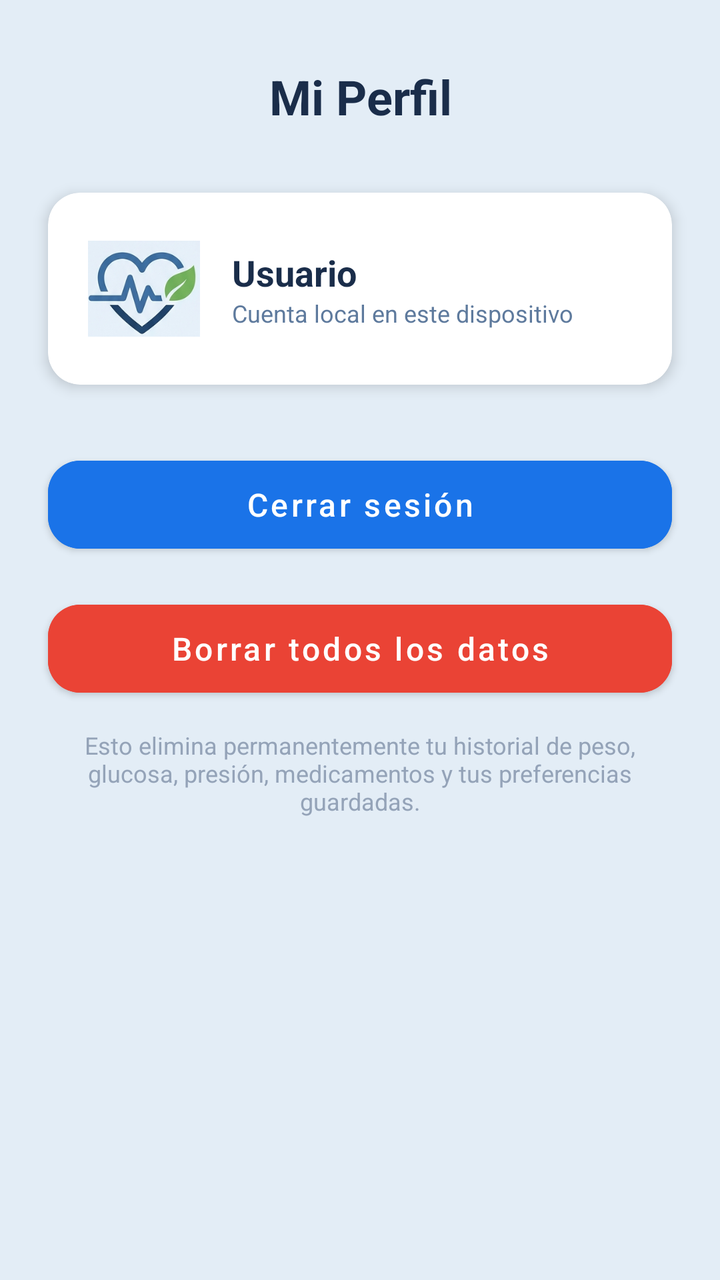
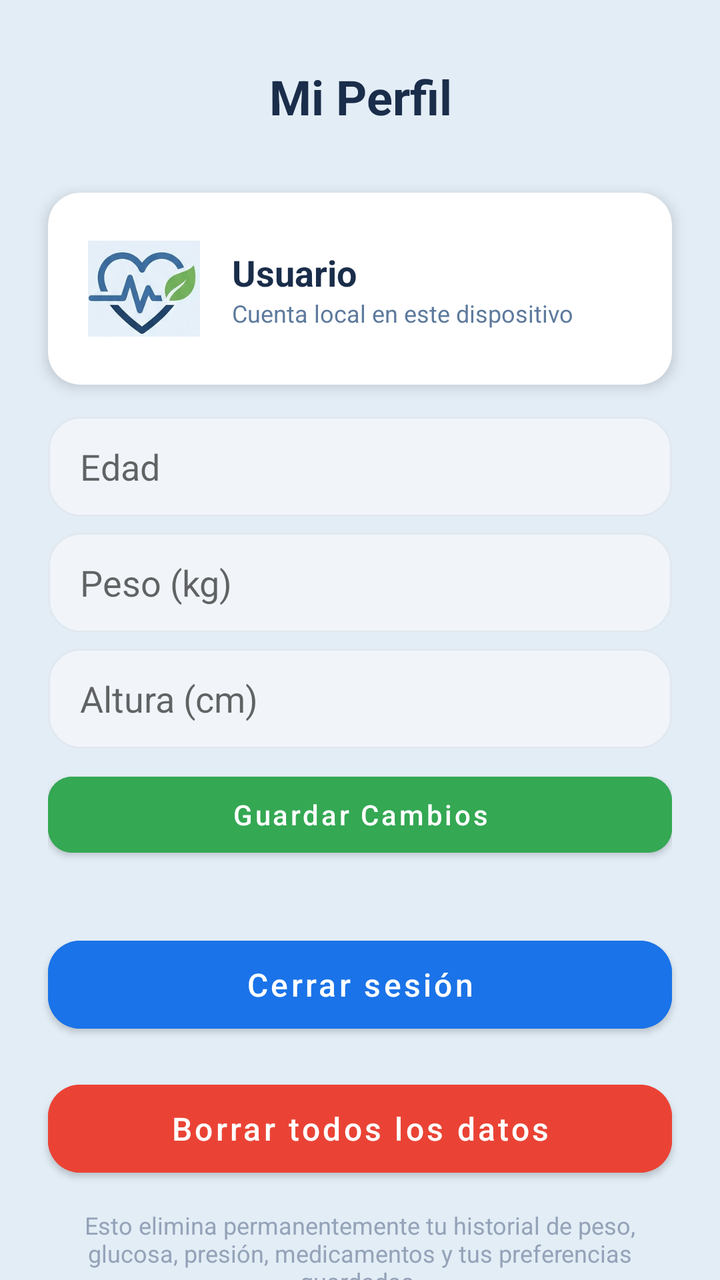

An Android layout rendered at two revisions. The XML below is the earlier revision; the diff shows what the commit changed to produce the second picture.
<!-- AndroidManifest.xml: application theme Theme.Salud_App -->
<!-- res/layout/activity_perfil.xml -->
<?xml version="1.0" encoding="utf-8"?>
<androidx.constraintlayout.widget.ConstraintLayout xmlns:android="http://schemas.android.com/apk/res/android"
    xmlns:app="http://schemas.android.com/apk/res-auto"
    xmlns:tools="http://schemas.android.com/tools"
    android:layout_width="match_parent"
    android:layout_height="match_parent"
    android:background="#E3EDF6"
    tools:context=".PerfilActivity">

    <TextView
        android:id="@+id/tvTituloPerfil"
        android:layout_width="0dp"
        android:layout_height="wrap_content"
        android:layout_marginTop="32dp"
        android:gravity="center"
        android:text="Mi Perfil"
        android:textColor="#1A2D4A"
        android:textSize="24sp"
        android:textStyle="bold"
        app:layout_constraintEnd_toEndOf="parent"
        app:layout_constraintStart_toStartOf="parent"
        app:layout_constraintTop_toTopOf="parent" />

    <androidx.cardview.widget.CardView
        android:id="@+id/cardUsuario"
        android:layout_width="0dp"
        android:layout_height="wrap_content"
        android:layout_marginStart="24dp"
        android:layout_marginTop="32dp"
        android:layout_marginEnd="24dp"
        app:cardBackgroundColor="#FFFFFF"
        app:cardCornerRadius="16dp"
        app:cardElevation="4dp"
        app:layout_constraintEnd_toEndOf="parent"
        app:layout_constraintStart_toStartOf="parent"
        app:layout_constraintTop_toBottomOf="@id/tvTituloPerfil">

        <LinearLayout
            android:layout_width="match_parent"
            android:layout_height="wrap_content"
            android:gravity="center_vertical"
            android:orientation="horizontal"
            android:padding="20dp">

            <ImageView
                android:layout_width="56dp"
                android:layout_height="56dp"
                android:contentDescription="Avatar"
                android:src="@drawable/saludaicono" />

            <LinearLayout
                android:layout_width="0dp"
                android:layout_height="wrap_content"
                android:layout_marginStart="16dp"
                android:layout_weight="1"
                android:orientation="vertical">

                <TextView
                    android:id="@+id/tvNombreUsuario"
                    android:layout_width="wrap_content"
                    android:layout_height="wrap_content"
                    android:text="Usuario"
                    android:textColor="#1A2D4A"
                    android:textSize="18sp"
                    android:textStyle="bold" />

                <TextView
                    android:layout_width="wrap_content"
                    android:layout_height="wrap_content"
                    android:text="Cuenta local en este dispositivo"
                    android:textColor="#5E7A9D"
                    android:textSize="12sp" />

            </LinearLayout>

        </LinearLayout>

    </androidx.cardview.widget.CardView>

    <Button
        android:id="@+id/btnCerrarSesion"
        android:layout_width="0dp"
        android:layout_height="56dp"
        android:layout_marginStart="24dp"
        android:layout_marginTop="32dp"
        android:layout_marginEnd="24dp"
        android:backgroundTint="#1A73E8"
        android:text="Cerrar sesión"
        android:textAllCaps="false"
        android:textSize="16sp"
        app:cornerRadius="16dp"
        app:layout_constraintEnd_toEndOf="parent"
        app:layout_constraintStart_toStartOf="parent"
        app:layout_constraintTop_toBottomOf="@id/cardUsuario" />

    <Button
        android:id="@+id/btnBorrarDatos"
        android:layout_width="0dp"
        android:layout_height="56dp"
        android:layout_marginStart="24dp"
        android:layout_marginTop="16dp"
        android:layout_marginEnd="24dp"
        android:backgroundTint="#EA4335"
        android:text="Borrar todos los datos"
        android:textAllCaps="false"
        android:textColor="#FFFFFF"
        android:textSize="16sp"
        app:cornerRadius="16dp"
        app:layout_constraintEnd_toEndOf="parent"
        app:layout_constraintStart_toStartOf="parent"
        app:layout_constraintTop_toBottomOf="@id/btnCerrarSesion" />

    <TextView
        android:id="@+id/tvAvisoBorrar"
        android:layout_width="0dp"
        android:layout_height="wrap_content"
        android:layout_marginStart="24dp"
        android:layout_marginTop="12dp"
        android:layout_marginEnd="24dp"
        android:gravity="center"
        android:text="Esto elimina permanentemente tu historial de peso, glucosa, presión, medicamentos y tus preferencias guardadas."
        android:textColor="#94A3B8"
        android:textSize="12sp"
        app:layout_constraintEnd_toEndOf="parent"
        app:layout_constraintStart_toStartOf="parent"
        app:layout_constraintTop_toBottomOf="@id/btnBorrarDatos" />

</androidx.constraintlayout.widget.ConstraintLayout>
<!-- resources referenced by this layout -->
<resources>
  <!-- drawable saludaicono: png bitmap (drawable, 45427 bytes) -->
  <style name="Theme.Salud_App" parent="Theme.MaterialComponents.Light.NoActionBar">
          
          <item name="colorPrimary">@color/colorPrimary</item>
          <item name="colorOnPrimary">@color/colorOnPrimary</item>
          
          <item name="colorSecondary">@color/colorSecondary</item>
          <item name="colorOnSecondary">@color/colorOnSecondary</item>
          
          <item name="android:colorBackground">@color/colorBackground</item>
          <item name="colorSurface">@color/colorSurface</item>
          <item name="colorOnSurface">@color/colorOnSurface</item>
          
          
          <item name="android:statusBarColor">@color/colorBackground</item>
          <item name="android:windowLightStatusBar">true</item>
          
          
          <item name="cornerFamily">rounded</item>
          <item name="cornerSize">16dp</item>
      </style>
  <color name="colorPrimary">#1A73E8</color>
  <color name="colorOnPrimary">#FFFFFF</color>
  <color name="colorSecondary">#FF3366</color>
  <color name="colorOnSecondary">#FFFFFF</color>
  <color name="colorBackground">#F8F9FA</color>
  <color name="colorSurface">#FFFFFF</color>
  <color name="colorOnSurface">#202124</color>
</resources>

<!-- the commit's change to res/layout/activity_perfil.xml (unified diff, before → after) -->
@@ -77,6 +77,62 @@
 
     </androidx.cardview.widget.CardView>
 
+    <LinearLayout
+        android:id="@+id/llDatosPerfil"
+        android:layout_width="0dp"
+        android:layout_height="wrap_content"
+        android:layout_marginStart="24dp"
+        android:layout_marginTop="16dp"
+        android:layout_marginEnd="24dp"
+        android:orientation="vertical"
+        app:layout_constraintEnd_toEndOf="parent"
+        app:layout_constraintStart_toStartOf="parent"
+        app:layout_constraintTop_toBottomOf="@id/cardUsuario">
+
+        <EditText
+            android:id="@+id/etEdadPerfil"
+            android:layout_width="match_parent"
+            android:layout_height="50dp"
+            android:background="@drawable/rounded_edittext"
+            android:hint="Edad"
+            android:inputType="number"
+            android:paddingStart="16dp"
+            android:paddingEnd="16dp"
+            android:layout_marginBottom="8dp" />
+
+        <EditText
+            android:id="@+id/etPesoPerfil"
+            android:layout_width="match_parent"
+            android:layout_height="50dp"
+            android:background="@drawable/rounded_edittext"
+            android:hint="Peso (kg)"
+            android:inputType="numberDecimal"
+            android:paddingStart="16dp"
+            android:paddingEnd="16dp"
+            android:layout_marginBottom="8dp" />
+
+        <EditText
+            android:id="@+id/etAlturaPerfil"
+            android:layout_width="match_parent"
+            android:layout_height="50dp"
+            android:background="@drawable/rounded_edittext"
+            android:hint="Altura (cm)"
+            android:inputType="numberDecimal"
+            android:paddingStart="16dp"
+            android:paddingEnd="16dp"
+            android:layout_marginBottom="8dp" />
+
+        <Button
+            android:id="@+id/btnGuardarPerfil"
+            android:layout_width="match_parent"
+            android:layout_height="50dp"
+            android:backgroundTint="#34A853"
+            android:text="Guardar Cambios"
+            android:textAllCaps="false"
+            app:cornerRadius="12dp" />
+
+    </LinearLayout>
+
     <Button
         android:id="@+id/btnCerrarSesion"
         android:layout_width="0dp"
@@ -91,7 +147,7 @@
         app:cornerRadius="16dp"
         app:layout_constraintEnd_toEndOf="parent"
         app:layout_constraintStart_toStartOf="parent"
-        app:layout_constraintTop_toBottomOf="@id/cardUsuario" />
+        app:layout_constraintTop_toBottomOf="@id/llDatosPerfil" />
 
     <Button
         android:id="@+id/btnBorrarDatos"
<!-- resource entries referenced after the edit -->
@@ -1,5 +1,15 @@
 <!-- resources referenced by this layout -->
 <resources>
+  <!-- drawable rounded_edittext (drawable) -->
+  <?xml version="1.0" encoding="utf-8"?>
+  <shape xmlns:android="http://schemas.android.com/apk/res/android"
+      android:shape="rectangle">
+      <solid android:color="#F1F5F9" />
+      <corners android:radius="16dp" />
+      <stroke
+          android:width="1dp"
+          android:color="#E2E8F0" />
+  </shape>
   <!-- drawable saludaicono: png bitmap (drawable, 45427 bytes) -->
   <style name="Theme.Salud_App" parent="Theme.MaterialComponents.Light.NoActionBar">
           
